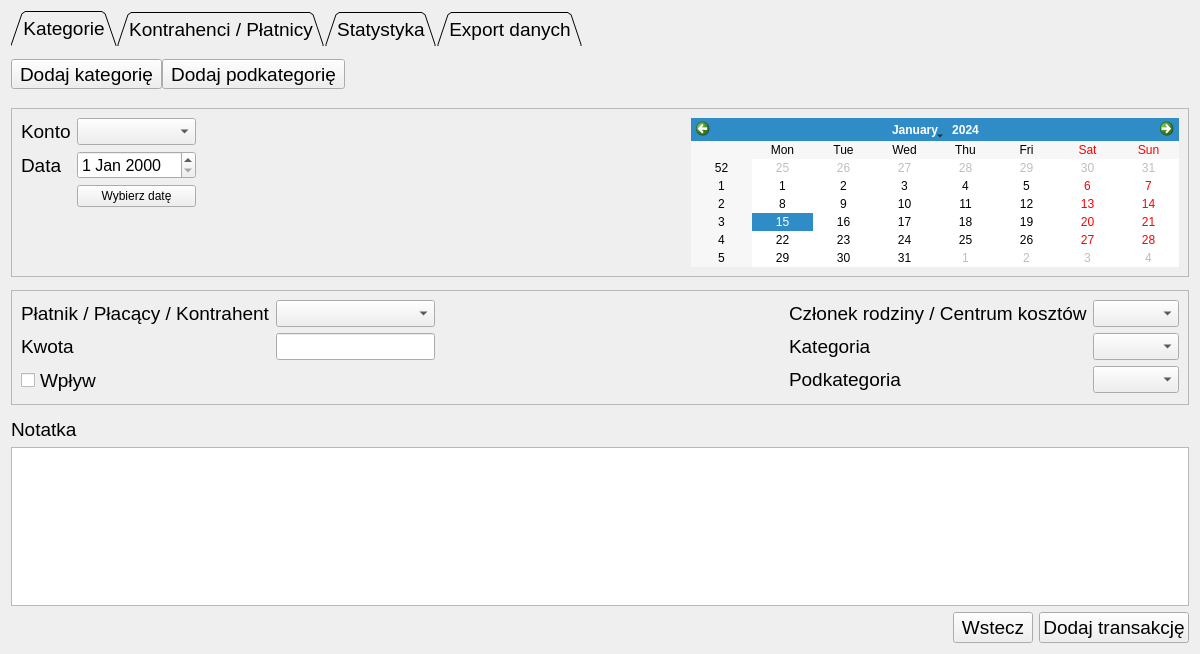
Qt form income_and_expense/incomesandexpenses_form.ui (Barto-Paja/GLMoney) before a commit.
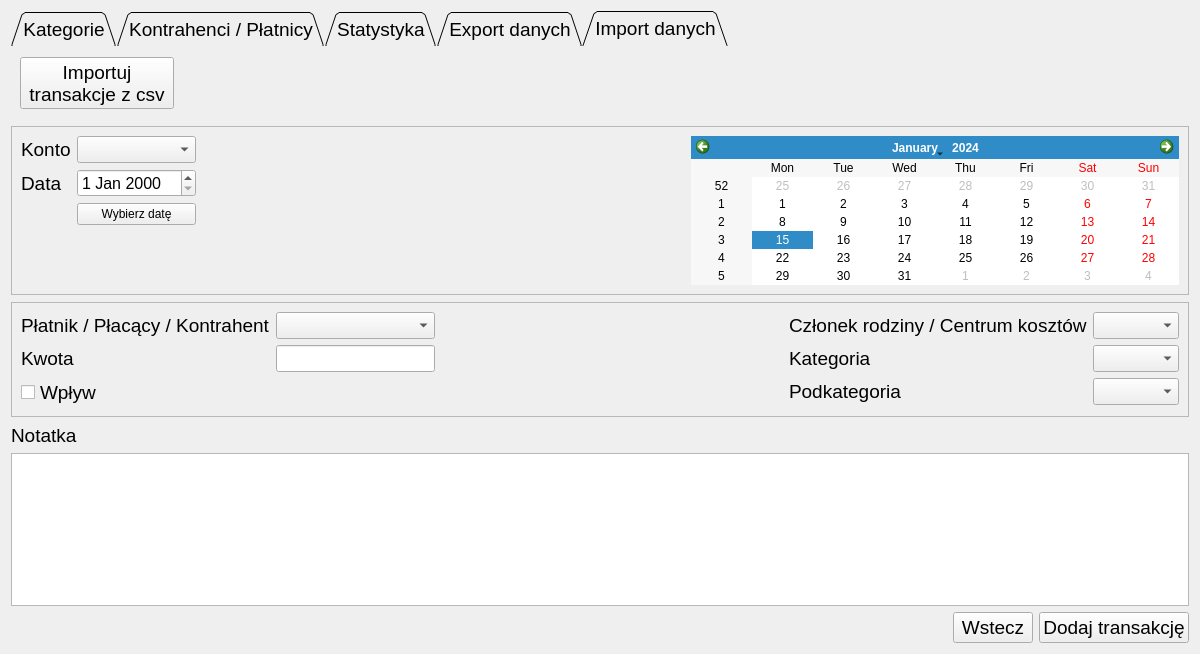
The same form after that commit. The open tabs and pages were chosen to show the change. Icons and pictures are not drawn.

Patch:
```diff
--- a/income_and_expense/incomesandexpenses_form.ui
+++ b/income_and_expense/incomesandexpenses_form.ui
@@ -49,7 +49,13 @@
       <enum>QTabWidget::Triangular</enum>
      </property>
      <property name="currentIndex">
-      <number>1</number>
+      <number>0</number>
+     </property>
+     <property name="iconSize">
+      <size>
+       <width>64</width>
+       <height>64</height>
+      </size>
      </property>
      <widget class="QWidget" name="tab">
       <attribute name="title">
@@ -446,6 +452,52 @@
        </item>
       </layout>
      </widget>
+     <widget class="QWidget" name="tab_5">
+      <attribute name="title">
+       <string>Import danych</string>
+      </attribute>
+      <layout class="QHBoxLayout" name="horizontalLayout">
+       <item>
+        <widget class="QToolButton" name="toolButton_ImportTransactions">
+         <property name="font">
+          <font>
+           <pointsize>14</pointsize>
+          </font>
+         </property>
+         <property name="text">
+          <string>Importuj
+transakcje z csv</string>
+         </property>
+         <property name="icon">
+          <iconset resource="../images.qrc">
+           <normaloff>:/images/import.png</normaloff>:/images/import.png</iconset>
+         </property>
+         <property name="iconSize">
+          <size>
+           <width>64</width>
+           <height>64</height>
+          </size>
+         </property>
+         <property name="toolButtonStyle">
+          <enum>Qt::ToolButtonTextUnderIcon</enum>
+         </property>
+        </widget>
+       </item>
+       <item>
+        <spacer name="horizontalSpacer_2">
+         <property name="orientation">
+          <enum>Qt::Horizontal</enum>
+         </property>
+         <property name="sizeHint" stdset="0">
+          <size>
+           <width>1026</width>
+           <height>20</height>
+          </size>
+         </property>
+        </spacer>
+       </item>
+      </layout>
+     </widget>
     </widget>
    </item>
    <item>
```
